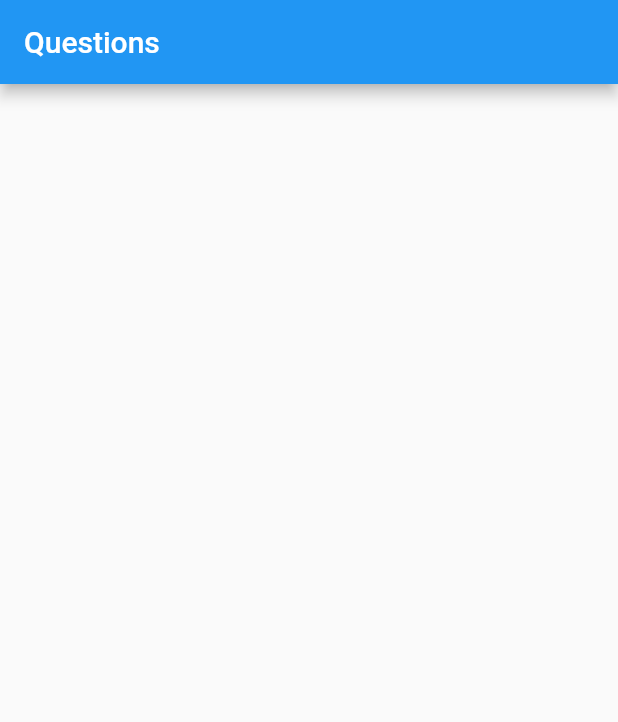
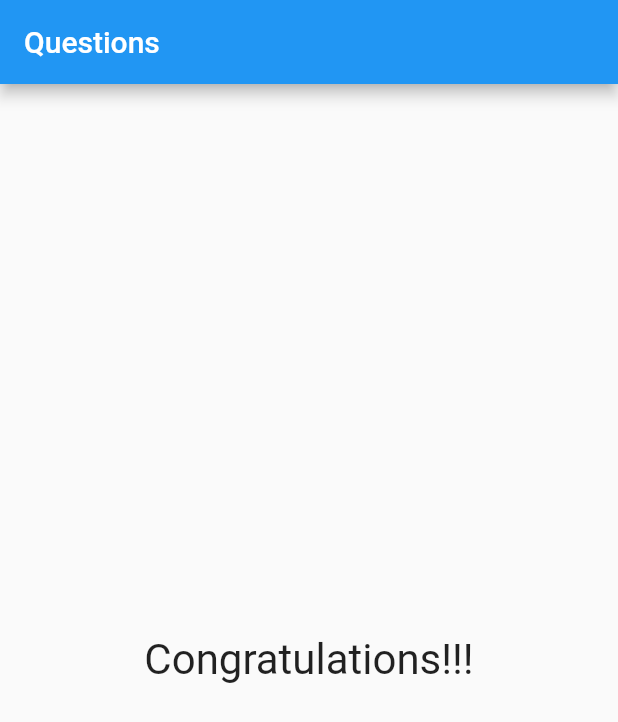
Before and after one commit to IsmaelCardoso/fundamentals_flutter_quiz_exemple, a Flutter app: the screen it shows after launch, after a tap on "Black", after a tap on "Cobra", after a tap on "Léo", on a phone screen of 412 x 824 dp. Shown: the top 722 px of the screen. Run offline on Flutter 3.47's test engine with Material 2 defaults, Android fonts, the phone set to English and light mode, and no system bars.

Commit message:
chore(main): showing result

```diff
--- a/lib/main.dart
+++ b/lib/main.dart
@@ -53,7 +53,11 @@ class _QuestionAppState extends State<QuestionApp> {
                       .toList(),
                 ],
               )
-            : null,
+            : Center(
+                child: Text(
+                "Congratulations!!!",
+                style: TextStyle(fontSize: 28),
+              )),
       ),
     );
   }
```
